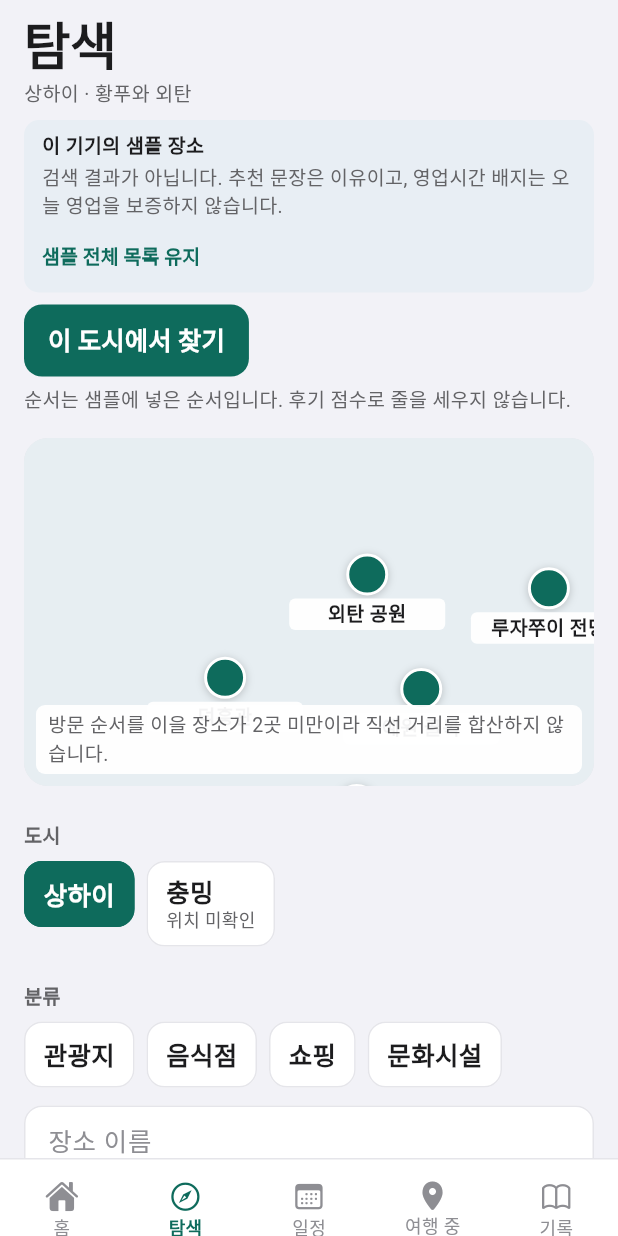
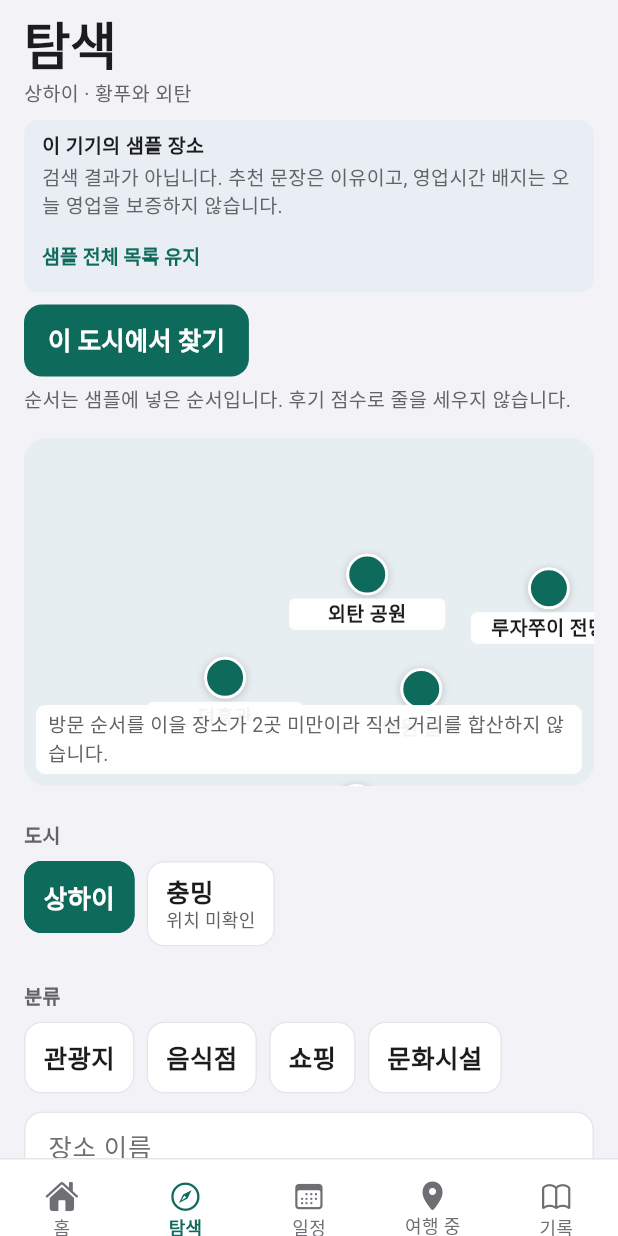
Before and after one commit to hyunu/trip_weaver, a Flutter app: the screen it shows after launch, item 2 of the bottom bar chosen, after a tap on "샘플 전체 목록 유지", on a phone screen of 412 x 824 dp. Run offline on Flutter 3.47's test engine with Material 3 defaults, Android fonts, the phone set to English and light mode, and no system bars; Roboto replaces fonts that are missing (Pretendard).

Commit message:
저장 파일 손상·누락에 견디고 공용 위젯의 접근성을 고친다
Co-authored-by: xion34 <xion34@gmail.com>

```diff
--- a/lib/format.dart
+++ b/lib/format.dart
@@ -27,8 +27,18 @@ String formatStamp(DateTime? date) {
 String formatMonthDay(DateTime date) => '${date.month}월 ${date.day}일';
 
 String cityTripLabel(String? cityName, String tripTitle) {
-  if (cityName == null || cityName.isEmpty) return tripTitle;
-  return '$cityName · $tripTitle';
+  if (cityName == null || cityName.isEmpty) return displayTitle(tripTitle);
+  return '$cityName · ${displayTitle(tripTitle)}';
+}
+
+String displayTitle(String title) => title.trim().isEmpty ? '제목 없는 여행' : title;
+
+/// City names for a trip card; long lists name the first three only.
+String citySummary(Trip trip, {int shown = 3}) {
+  final names = trip.cities.map((city) => city.name.trim().isEmpty ? '이름 없는 도시' : city.name).toList();
+  if (names.isEmpty) return '도시 없음';
+  if (names.length <= shown) return '${names.join(', ')} · 도시 ${names.length}곳';
+  return '${names.take(shown).join(', ')} 외 ${names.length - shown}곳 · 도시 ${names.length}곳';
 }
 
 String itemTimeLabel(PlanItem item) {
--- a/lib/main.dart
+++ b/lib/main.dart
@@ -33,7 +33,12 @@ class _TripWeaveAppState extends State<TripWeaveApp> {
   }
 
   Future<void> _openStoredTrips() async {
-    final store = await FileTripStore.open();
+    FileTripStore? store;
+    try {
+      store = await FileTripStore.open();
+    } on Object {
+      store = null;
+    }
     final next = TripController(now: widget.now, store: store);
     await next.restore();
     if (!mounted) {
--- a/lib/screens/explore_screen.dart
+++ b/lib/screens/explore_screen.dart
@@ -216,7 +216,7 @@ class _CatalogState extends StatelessWidget {
         children: [
           Text(title, style: AppType.footnoteStrong),
           const SizedBox(height: 2),
-          Text(body, maxLines: 2, overflow: TextOverflow.ellipsis, style: AppType.footnote),
+          Text(body, style: AppType.footnote),
           Align(
             alignment: Alignment.centerLeft,
             child: TextButton(
@@ -226,7 +226,7 @@ class _CatalogState extends StatelessWidget {
                 final category = controller.categoryFilter;
                 if (category != null) controller.setCategory(category);
               },
-              style: TextButton.styleFrom(minimumSize: const Size(44, 36), padding: EdgeInsets.zero, alignment: Alignment.centerLeft),
+              style: TextButton.styleFrom(minimumSize: const Size(48, 48), padding: EdgeInsets.zero, alignment: Alignment.centerLeft),
               child: Text(filtered ? '필터 지우고 샘플 전체 보기' : '샘플 전체 목록 유지', style: AppType.footnoteStrong.copyWith(color: AppColors.accent)),
             ),
           ),
--- a/lib/screens/home_screen.dart
+++ b/lib/screens/home_screen.dart
@@ -21,8 +21,7 @@ class HomeScreen extends StatelessWidget {
     if (controller.trips.isEmpty) {
       return Padding(
         padding: const EdgeInsets.symmetric(horizontal: 16),
-        child: Column(
-          crossAxisAlignment: CrossAxisAlignment.start,
+        child: FillOrScroll(
           children: [
             const PageHeader(title: '여행', titleKey: Key('screen-title-home')),
             const Expanded(child: Center(child: QuietEmpty(title: '여행이 없습니다.', message: '날짜와 도시를 정하면 이 목록에 나타납니다.', icon: CupertinoIcons.airplane))),
@@ -98,11 +97,11 @@ class _HeroCard extends StatelessWidget {
             ],
           ),
           const SizedBox(height: AppSpace.xxs),
-          Text(trip.title, key: const Key('hero-title'), style: AppType.title),
+          Text(displayTitle(trip.title), key: const Key('hero-title'), maxLines: 3, overflow: TextOverflow.ellipsis, style: AppType.title),
           const SizedBox(height: AppSpace.xxs),
           Text(formatRange(trip.start, trip.end), key: const Key('hero-period'), style: AppType.footnote),
           const SizedBox(height: 2),
-          Text('${trip.cities.map((city) => city.name).join(', ')} · 도시 ${trip.cities.length}곳', style: AppType.footnote),
+          Text(citySummary(trip), maxLines: 2, overflow: TextOverflow.ellipsis, style: AppType.footnote),
           if (trip.pendingLocalEdits > 0) ...[
             const SizedBox(height: 2),
             Text('이 기기에만 있는 수정 ${trip.pendingLocalEdits}건', style: AppType.footnote),
@@ -209,7 +208,8 @@ class _TripCard extends StatelessWidget {
         children: [
           Row(
             children: [
-              Expanded(child: Text(trip.title, style: AppType.headline)),
+              Expanded(child: Text(displayTitle(trip.title), maxLines: 3, overflow: TextOverflow.ellipsis, style: AppType.headline)),
+              const SizedBox(width: AppSpace.xs),
               Text(statusLabel(trip.status), style: AppType.footnote),
               if (!tablet) const _Chevron(),
             ],
@@ -217,7 +217,7 @@ class _TripCard extends StatelessWidget {
           const SizedBox(height: AppSpace.xxs),
           Text(formatRange(trip.start, trip.end), style: AppType.footnote),
           const SizedBox(height: 2),
-          Text('${trip.cities.map((city) => city.name).join(', ')} · 도시 ${trip.cities.length}곳 · ${trip.countryCode}', style: AppType.footnote),
+          Text('${citySummary(trip)} · ${trip.countryCode}', maxLines: 2, overflow: TextOverflow.ellipsis, style: AppType.footnote),
           const SizedBox(height: 6),
           Text(nextScheduleLine(trip, controller.now), style: AppType.footnoteStrong),
           if (trip.pendingLocalEdits > 0) ...[
--- a/lib/screens/trip_detail_screen.dart
+++ b/lib/screens/trip_detail_screen.dart
@@ -33,7 +33,7 @@ class TripDetailScreen extends StatelessWidget {
           padding: EdgeInsets.fromLTRB(side, AppSpace.xs, side, AppSpace.lg),
           children: [
             if (onClose != null) BackRow(onPressed: onClose!),
-            Text(trip.title, style: AppType.title),
+            Text(displayTitle(trip.title), style: AppType.title),
             const SizedBox(height: AppSpace.xxs),
             Text('${statusLabel(trip.status)} · ${trip.countryCode} ${trip.countryName}', style: AppType.footnote),
             const SizedBox(height: AppSpace.xxs),
@@ -117,7 +117,8 @@ class TripDetailScreen extends StatelessWidget {
       context: context,
       builder: (dialogContext) {
         return AlertDialog(
-          title: Text('‘${trip.title}’ 여행을 삭제할까요?', style: AppType.headline),
+          scrollable: true,
+          title: Text('‘${displayTitle(trip.title)}’ 여행을 삭제할까요?', style: AppType.headline),
           content: const Text('일정과 장소 선택이 이 기기에서 함께 지워집니다. 되돌릴 수 없습니다.', style: AppType.body),
           actions: [
             TextButton(onPressed: () => Navigator.pop(dialogContext), child: const Text('취소')),
--- a/lib/state/trip_controller.dart
+++ b/lib/state/trip_controller.dart
@@ -65,7 +65,12 @@ class TripController extends ChangeNotifier {
   Future<void> restore() async {
     final store = _store;
     if (store == null) return;
-    final snapshot = await store.read();
+    TripSnapshot? snapshot;
+    try {
+      snapshot = await store.read();
+    } on Object {
+      snapshot = null;
+    }
     if (snapshot == null) return;
     for (final trip in snapshot.trips) {
       if (_sampleTripIds.contains(trip.id)) trip.dataOriginMock = true;
@@ -88,8 +93,18 @@ class TripController extends ChangeNotifier {
     final store = _store;
     if (store == null) return;
     final encoded = encodeTripSnapshot(TripSnapshot(trips: trips, currentTripId: currentTripId, nextSeq: _seq));
-    _saveChain = _saveChain.catchError((Object _) {}).then((_) => store.write(encoded));
+    _saveChain = _saveChain.then((_) async {
+      try {
+        await store.write(encoded);
+        lastSaveError = null;
+      } on Object catch (error) {
+        lastSaveError = error;
+      }
+    });
   }
+
+  /// The error from the most recent failed save, cleared by the next successful one.
+  Object? lastSaveError;
 
   Trip? get current {
     for (final trip in trips) {
--- a/lib/theme/app_theme.dart
+++ b/lib/theme/app_theme.dart
@@ -5,7 +5,7 @@ class AppColors {
   static const card = Color(0xFFFFFFFF);
   static const ink = Color(0xFF1C1C1E);
   static const secondary = Color(0xFF636366);
-  static const tertiary = Color(0xFF8E8E93);
+  static const tertiary = Color(0xFF6E6E73);
   static const line = Color(0xFFE5E5EA);
   static const accent = Color(0xFF0E6B5C);
   static const accentSoft = Color(0xFFE5F4EF);
@@ -214,7 +214,7 @@ ThemeData buildTheme() {
       style: TextButton.styleFrom(
         foregroundColor: AppColors.accent,
         textStyle: AppType.headline,
-        minimumSize: const Size(44, 44),
+        minimumSize: const Size(48, 48),
       ),
     ),
   );
@@ -263,8 +263,8 @@ class AppButton extends StatelessWidget {
       foreground = AppColors.ink;
       side = const BorderSide(color: AppColors.line);
     }
-    return SizedBox(
-      height: 48,
+    return ConstrainedBox(
+      constraints: const BoxConstraints(minHeight: 48),
       child: TextButton(
         onPressed: onPressed,
         style: TextButton.styleFrom(
@@ -273,12 +273,12 @@ class AppButton extends StatelessWidget {
           disabledBackgroundColor: AppColors.canvas,
           disabledForegroundColor: AppColors.tertiary,
           minimumSize: const Size(48, 48),
-          padding: const EdgeInsets.symmetric(horizontal: AppSpace.md),
+          padding: const EdgeInsets.symmetric(horizontal: AppSpace.md, vertical: AppSpace.xxs),
           shape: RoundedRectangleBorder(borderRadius: BorderRadius.circular(AppRadii.control)),
           side: side,
           textStyle: AppType.headline,
         ),
-        child: Text(label, style: AppType.headline.copyWith(color: foreground)),
+        child: Text(label, textAlign: TextAlign.center, style: AppType.headline.copyWith(color: foreground)),
       ),
     );
   }
--- a/lib/widgets/chrome.dart
+++ b/lib/widgets/chrome.dart
@@ -113,7 +113,7 @@ class NoticeBanner extends StatelessWidget {
           Icon(icon, size: 16, color: foreground),
           const SizedBox(width: AppSpace.xs),
           Expanded(
-            child: Text(message, maxLines: 2, overflow: TextOverflow.ellipsis, style: AppType.banner.copyWith(color: foreground)),
+            child: Text(message, style: AppType.banner.copyWith(color: foreground)),
           ),
         ],
       ),
@@ -242,7 +242,7 @@ class BackRow extends StatelessWidget {
       child: TextButton.icon(
         onPressed: onPressed,
         style: TextButton.styleFrom(
-          minimumSize: const Size(44, 44),
+          minimumSize: const Size(48, 48),
           padding: const EdgeInsets.symmetric(horizontal: 0),
           alignment: Alignment.centerLeft,
           tapTargetSize: MaterialTapTargetSize.shrinkWrap,
@@ -297,6 +297,7 @@ class EmptyPane extends StatelessWidget {
   @override
   Widget build(BuildContext context) {
     return Center(
+      child: SingleChildScrollView(
         child: ConstrainedBox(
         constraints: const BoxConstraints(maxWidth: 360),
         child: Padding(
@@ -320,6 +321,28 @@ class EmptyPane extends StatelessWidget {
           ),
         ),
       ),
+      ),
+    );
+  }
+}
+
+/// A full-height column whose [Expanded] children share the spare space, and
+/// which scrolls instead of overflowing when the content is taller than the
+/// screen (short phones, large text).
+class FillOrScroll extends StatelessWidget {
+  const FillOrScroll({super.key, required this.children});
+
+  final List<Widget> children;
+
+  @override
+  Widget build(BuildContext context) {
+    return CustomScrollView(
+      slivers: [
+        SliverFillRemaining(
+          hasScrollBody: false,
+          child: Column(crossAxisAlignment: CrossAxisAlignment.stretch, children: children),
+        ),
+      ],
     );
   }
 }
@@ -334,8 +357,7 @@ class NeedTrip extends StatelessWidget {
   Widget build(BuildContext context) {
     return Padding(
       padding: const EdgeInsets.symmetric(horizontal: AppSpace.page),
-      child: Column(
-        crossAxisAlignment: CrossAxisAlignment.stretch,
+      child: FillOrScroll(
         children: [
           PageHeader(title: title, titleKey: titleKey),
           Expanded(
@@ -371,14 +393,17 @@ class SelectChip extends StatelessWidget {
   Widget build(BuildContext context) {
     final foreground = selected ? Colors.white : AppColors.ink;
     final noteColor = selected ? const Color(0xE6FFFFFF) : AppColors.secondary;
-    return Material(
+    return Semantics(
+      button: true,
+      selected: selected,
+      child: Material(
       color: selected ? AppColors.accent : AppColors.card,
       borderRadius: BorderRadius.circular(AppRadii.control),
       child: InkWell(
         onTap: onTap,
         borderRadius: BorderRadius.circular(AppRadii.control),
         child: Container(
-          constraints: const BoxConstraints(minHeight: 44, minWidth: 44),
+          constraints: const BoxConstraints(minHeight: 48, minWidth: 48),
           padding: const EdgeInsets.symmetric(horizontal: AppSpace.sm, vertical: AppSpace.xs),
           decoration: BoxDecoration(
             borderRadius: BorderRadius.circular(AppRadii.control),
@@ -394,12 +419,13 @@ class SelectChip extends StatelessWidget {
           ),
         ),
       ),
+      ),
     );
   }
 }
 
 class DateToken extends StatelessWidget {
-  const DateToken({super.key, required this.label, required this.note, required this.selected, required this.onTap, this.width = 84});
+  const DateToken({super.key, required this.label, required this.note, required this.selected, required this.onTap, this.width = 84, this.semanticsLabel});
 
   final String label;
   final String note;
@@ -407,11 +433,19 @@ class DateToken extends StatelessWidget {
   final VoidCallback onTap;
   final double width;
 
+  /// Spoken instead of the compact visual label, e.g. '11월 8일 일요일, 기록 없음'.
+  final String? semanticsLabel;
+
   @override
   Widget build(BuildContext context) {
     final foreground = selected ? Colors.white : AppColors.ink;
     final noteColor = selected ? const Color(0xE6FFFFFF) : AppColors.secondary;
-    return Material(
+    return Semantics(
+      button: true,
+      selected: selected,
+      label: semanticsLabel,
+      excludeSemantics: semanticsLabel != null,
+      child: Material(
         color: selected ? AppColors.accent : AppColors.card,
         borderRadius: BorderRadius.circular(AppRadii.control),
         child: InkWell(
@@ -420,16 +454,23 @@ class DateToken extends StatelessWidget {
           child: Container(
             width: width,
             alignment: Alignment.center,
+            padding: const EdgeInsets.symmetric(horizontal: AppSpace.xxs, vertical: 2),
             decoration: BoxDecoration(
               borderRadius: BorderRadius.circular(AppRadii.control),
               border: Border.all(color: selected ? AppColors.accent : AppColors.line),
             ),
+            // The strip that hosts these tokens has a fixed height; at large
+            // text scales the label shrinks to fit instead of overflowing.
+            child: FittedBox(
+              fit: BoxFit.scaleDown,
               child: Column(
-            mainAxisAlignment: MainAxisAlignment.center,
+                mainAxisSize: MainAxisSize.min,
                 children: [
                   Text(label, style: AppType.headline.copyWith(color: foreground)),
-              Text(note, maxLines: 1, overflow: TextOverflow.ellipsis, style: AppType.caption.copyWith(color: noteColor)),
+                  Text(note, maxLines: 1, style: AppType.caption.copyWith(color: noteColor)),
                 ],
+              ),
+            ),
           ),
         ),
       ),
@@ -447,7 +488,10 @@ class DateRailTile extends StatelessWidget {
 
   @override
   Widget build(BuildContext context) {
-    return InkWell(
+    return Semantics(
+      button: true,
+      selected: selected,
+      child: InkWell(
       onTap: onTap,
       child: Container(
         constraints: const BoxConstraints(minHeight: 52),
@@ -460,6 +504,7 @@ class DateRailTile extends StatelessWidget {
             const SizedBox(height: 2),
             Text(note, style: AppType.caption.copyWith(color: selected ? AppColors.accent : AppColors.secondary)),
           ],
+        ),
       ),
       ),
     );
@@ -489,11 +534,16 @@ class MapFrame extends StatelessWidget {
           children: [
             if (expand) Expanded(child: child) else child,
             if (note != null)
-              ColoredBox(
+              // An expanded frame has a fixed height shared with the map, so
+              // the note's growth is capped to leave the map visible.
+              MediaQuery.withClampedTextScaling(
+                maxScaleFactor: expand ? 1.5 : double.infinity,
+                child: ColoredBox(
                   color: AppColors.moveBg,
                   child: Padding(
                     padding: const EdgeInsets.symmetric(horizontal: AppSpace.sm, vertical: AppSpace.xs),
                     child: Text(note!, style: AppType.footnote.copyWith(color: AppColors.offlineFg)),
+                  ),
                 ),
               ),
           ],
--- a/lib/widgets/place_panel.dart
+++ b/lib/widgets/place_panel.dart
@@ -207,7 +207,7 @@ class _SampleLimitState extends State<_SampleLimit> {
           TextButton(
             key: const Key('place-sample-limit'),
             onPressed: () => setState(() => open = !open),
-            style: TextButton.styleFrom(minimumSize: const Size(44, 36), padding: EdgeInsets.zero, alignment: Alignment.centerLeft),
+            style: TextButton.styleFrom(minimumSize: const Size(48, 48), padding: EdgeInsets.zero, alignment: Alignment.centerLeft),
             child: Text(open ? '$title · 접기' : title, style: AppType.footnoteStrong.copyWith(color: AppColors.accent)),
           ),
           if (open)
```
Also changed, not shown: lib/logic/trip_rules.dart (+8 -0 lines), lib/screens/journal_screen.dart (+17 -14 lines), lib/state/trip_store.dart (+87 -35 lines). Lines whose indentation alone changed are shown as unchanged.
